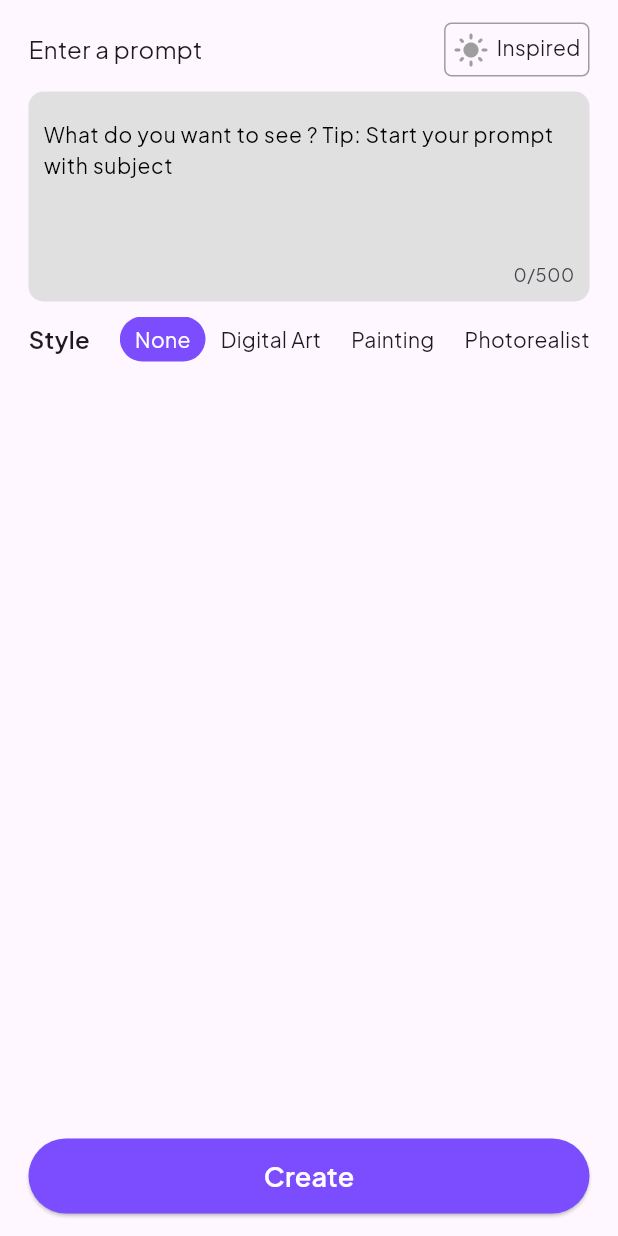
After one commit to SherazAli-67/glam-ai-app, a Flutter app: the CreateFromPromptPage screen opened directly, after a tap on "Create", on a phone screen of 412 x 824 dp. The commit adds this screen. Run offline on Flutter 3.47's test engine with Material 3 defaults, Android fonts, the phone set to English and light mode, and no system bars; our stand-ins replace cached_network_image, flutter_dotenv, flutter_svg; network calls fail; project files that could hold a hidden picture were left out.

Commit message:
Create image page created

```diff
--- a/lib/data/app_data.dart
+++ b/lib/data/app_data.dart
@@ -11,4 +11,17 @@ class AppData {
     'https://img.freepik.com/premium-photo/woman-s-face-with-sunset-forest-double-exposure_1287633-5403.jpg?ga=GA1.1.1424503138.1745387420&semt=ais_hybrid&w=740',
     'https://img.freepik.com/free-photo/digital-art-magical-fairy_23-2151589497.jpg?ga=GA1.1.1424503138.1745387420&semt=ais_hybrid&w=740'
   ];
+
+  static List<String> styles = [
+    "None",
+    "Digital Art",
+    "Painting",
+    "Photorealistic",
+    "Anime",
+    "Sketch",
+    "Cinematic",
+    "Illustration",
+    'Minimalist',
+    'Vibrant'
+  ];
 }
--- /dev/null
+++ b/lib/features/create_from_prompt_page.dart
@@ -0,0 +1,122 @@
+import 'package:flutter/material.dart';
+import 'package:glam_ai/data/app_data.dart';
+import 'package:glam_ai/res/app_colors.dart';
+import 'package:glam_ai/res/app_textstyles.dart';
+import 'package:glam_ai/service/api_service.dart';
+
+class CreateFromPromptPage extends StatefulWidget {
+  const CreateFromPromptPage({super.key});
+
+  @override
+  State<CreateFromPromptPage> createState() => _CreateFromPromptPageState();
+}
+
+class _CreateFromPromptPageState extends State<CreateFromPromptPage> {
+  int _selectedStyleIndex = 0;
+  final TextEditingController _controller = TextEditingController();
+
+  @override
+  void dispose() {
+    super.dispose();
+    _controller.dispose();
+  }
+  @override
+  Widget build(BuildContext context) {
+    return Scaffold(
+      body: SafeArea(
+        child: Padding(
+          padding: const EdgeInsets.symmetric(horizontal: 19, vertical: 15.0),
+          child: Column(
+              spacing: 10,
+              children: [
+                Row(
+              mainAxisAlignment: MainAxisAlignment.spaceBetween,
+              children: [
+                Text("Enter a prompt", style: AppTextStyles.mediumTextStyle,),
+                Container(
+                  padding: EdgeInsets.all(5),
+                  decoration: BoxDecoration(
+                    borderRadius: BorderRadius.circular(5),
+                    border: Border.all(color: Colors.grey)
+                  ),
+                  child: Row(
+                    spacing: 5,
+                    crossAxisAlignment: CrossAxisAlignment.start,
+                    children: [
+                      Icon(Icons.light_mode, color: Colors.grey,),
+                      Text("Inspired")
+                    ],
+                  ),
+                )
+              ],
+            ),
+                Container(
+                  decoration: BoxDecoration(
+                    borderRadius: BorderRadius.circular(10),
+                    color: Colors.grey[300]
+                  ),
+                  padding: EdgeInsets.all(10),
+                  child: Column(
+                    children: [
+                      TextField(
+                        decoration: InputDecoration(
+                          hintText: "What do you want to see ? Tip: Start your prompt with subject",
+                          hintStyle: AppTextStyles.regularTextStyle.copyWith(color: Colors.black),
+                          enabledBorder: InputBorder.none,
+                          focusedBorder: InputBorder.none,
+                        ),
+                        maxLines: 4,
+                        maxLength: 500,
+                        style: AppTextStyles.regularTextStyle,
+                        controller: _controller,
+                      ),
+                    ],
+                  ),
+                ),
+                SizedBox(
+                  height: 30,
+                  child: Row(
+                    spacing: 20,
+                    children: [
+                      Text("Style", style: AppTextStyles.mediumTextStyle.copyWith(fontWeight: FontWeight.w600),),
+                      Expanded(child: ListView.builder(
+                          itemCount: AppData.styles.length,
+                          scrollDirection: Axis.horizontal,
+                          itemBuilder: (ctx,index){
+                            bool isSelected = _selectedStyleIndex == index;
+                            return GestureDetector(
+                              onTap: ()=> setState(()=> _selectedStyleIndex = index),
+                              child: Container(
+                                alignment: Alignment.center,
+                                padding: EdgeInsets.symmetric(horizontal: 10, vertical: 5),
+                                decoration: BoxDecoration(
+                                  borderRadius: BorderRadius.circular(99),
+                                  color: isSelected ? AppColors.primaryColor : null
+                                ),
+                                child: Text(AppData.styles[index], style: isSelected ? AppTextStyles.regularTextStyle.copyWith(color: Colors.white) : AppTextStyles.regularTextStyle,),
+                              ),
+                            );
+                      }))
+                    ],
+                  ),
+                ),
+
+                const Spacer(),
+                SizedBox(
+                    height: 50,
+                    width: double.infinity,
+                    child: ElevatedButton(
+                        style: ElevatedButton.styleFrom(
+                          backgroundColor: AppColors.primaryColor
+                        ),
+                        onPressed: (){
+                          String prompt = _controller.text;
+                          String imageStyle = AppData.styles[_selectedStyleIndex];
+                          ApiService.createImageDescription(prompt: prompt, imageStyle: imageStyle);
+                        }, child: Text("Create", style: AppTextStyles.titleTextStyle.copyWith(color: Colors.white),)))
+          ]),
+        ),
+      ),
+    );
+  }
+}
--- a/lib/features/home_page.dart
+++ b/lib/features/home_page.dart
@@ -3,6 +3,7 @@ import 'package:flutter/material.dart';
 import 'package:flutter_staggered_grid_view/flutter_staggered_grid_view.dart';
 import 'package:flutter_svg/flutter_svg.dart';
 import 'package:glam_ai/data/app_data.dart';
+import 'package:glam_ai/features/create_from_prompt_page.dart';
 import 'package:glam_ai/res/app_colors.dart';
 import 'package:glam_ai/res/app_constants.dart';
 import 'package:glam_ai/res/app_icons.dart';
@@ -47,9 +48,9 @@ class HomePage extends StatelessWidget{
             Row(
               spacing: 45,
               children: [
-                _buildCreationTool(icon: AppIcons.icTextGeneration, title: "Text"),
-                _buildCreationTool(icon: AppIcons.icImageFilter, title: "Image"),
-                _buildCreationTool(icon: AppIcons.icVirtualTryOn, title: "Try-on"),
+                _buildCreationTool(icon: AppIcons.icTextGeneration, title: "Text", onTap: ()=> _onTextCreationTap(context)),
+                _buildCreationTool(icon: AppIcons.icImageFilter, title: "Image", onTap: ()=> _onImageCreationTap(context)),
+                _buildCreationTool(icon: AppIcons.icVirtualTryOn, title: "Try-on",  onTap: ()=> _onVirtualTryOnTap(context)),
               ],
             ),
             Text("Your recents", style: AppTextStyles.titleTextStyle,),
@@ -66,20 +67,6 @@ class HomePage extends StatelessWidget{
               },
             )
 
-            /*GridView.builder(
-                gridDelegate: SliverGridDelegateWithFixedCrossAxisCount(
-                    crossAxisCount: 2,
-                    mainAxisSpacing: 10,
-                    crossAxisSpacing: 10),
-                itemCount: AppData.aiImages.length,
-
-                itemBuilder: (ctx, index){
-                  return ClipRRect(
-                    borderRadius: BorderRadius.circular(10),
-                    child: CachedNetworkImage(imageUrl: AppData.aiImages[index], fit: BoxFit.cover,),
-                  );
-            }),*/
-
             )
           ],
         ),
@@ -87,8 +74,10 @@ class HomePage extends StatelessWidget{
     );
   }
 
-  Widget _buildCreationTool({required String icon, required String title, }) {
-    return Container(
+  Widget _buildCreationTool({required String icon, required String title, required VoidCallback onTap}) {
+    return GestureDetector(
+      onTap: onTap,
+      child: Container(
         padding: EdgeInsets.symmetric(horizontal: 20, vertical: 10),
         decoration: BoxDecoration(
           borderRadius: BorderRadius.circular(10),
@@ -103,7 +92,19 @@ class HomePage extends StatelessWidget{
               style: AppTextStyles.mediumTextStyle.copyWith(color: Colors.white),)
           ],
         ),
+      ),
     );
   }
 
+  void _onTextCreationTap(BuildContext context){
+    Navigator.of(context).push(MaterialPageRoute(builder: (ctx)=> CreateFromPromptPage()));
   }
+
+  void _onImageCreationTap(BuildContext context){
+    Navigator.of(context).push(MaterialPageRoute(builder: (ctx)=> CreateFromPromptPage()));
+  }
+
+  void _onVirtualTryOnTap(BuildContext context){
+    Navigator.of(context).push(MaterialPageRoute(builder: (ctx)=> CreateFromPromptPage()));
+  }
+}
--- a/lib/features/welcome_page.dart
+++ b/lib/features/welcome_page.dart
@@ -47,7 +47,9 @@ class WelcomePageState extends State<WelcomePage> {
         duration: Duration(seconds: seconds), curve: Curves.linear)
         .then((value) {
       direction = direction == max ? min : max;
-      animateToMaxMin(max, min, direction, seconds, scrollController);
+      if(scrollController.hasClients){
+        animateToMaxMin(max, min, direction, seconds, scrollController);
+      }
     });
   }
 
@@ -103,6 +105,9 @@ class WelcomePageState extends State<WelcomePage> {
                     ElevatedButton(
                       onPressed: (){
                         Navigator.of(context).pushAndRemoveUntil(MaterialPageRoute(builder: (ctx)=> HomePage()), (value)=> false);
+                        _scrollController1.dispose();
+                        _scrollController2.dispose();
+                        _scrollController3.dispose();
                       },
                       style: ElevatedButton.styleFrom(
                           padding: EdgeInsets.all(15),
--- a/lib/main.dart
+++ b/lib/main.dart
@@ -1,9 +1,11 @@
 import 'package:flutter/material.dart';
+import 'package:flutter_dotenv/flutter_dotenv.dart';
 import 'package:glam_ai/data/app_data.dart';
 import 'package:glam_ai/features/welcome_page.dart';
 import 'package:glam_ai/res/app_constants.dart';
 
-void main() {
+void main() async{
+  await dotenv.load(fileName: "assets/.env");
   runApp(const MyApp());
 }
 
--- /dev/null
+++ b/lib/service/api_service.dart
@@ -0,0 +1,47 @@
+import 'dart:convert';
+import 'package:flutter/cupertino.dart';
+import 'package:flutter_dotenv/flutter_dotenv.dart';
+import 'package:http/http.dart' as http;
+
+class ApiService {
+
+  static Future<void> createImageDescription({
+    required String prompt,
+    required String imageStyle,
+  }) async {
+    final String apiKey = dotenv.env['GEMINI_IMAGE_APIKEY']!;
+    final String url = 'https://generativelanguage.googleapis.com/v1beta/models/gemini-2.0-flash:generateContent?key=$apiKey';
+    final Map<String, dynamic> requestBody = {
+      "contents": [
+        {
+          "parts": [
+            {
+              "text": "Create an image description for the following prompt in a $imageStyle style: $prompt"
+            }
+          ]
+        }
+      ]
+    };
+
+    debugPrint("Prompt: $prompt\nStyle: $imageStyle");
+    try {
+      final response = await http.post(
+        Uri.parse(url),
+        headers: {
+          'Content-Type': 'application/json',
+        },
+        body: jsonEncode(requestBody),
+      );
+
+      if (response.statusCode == 200) {
+        final data = jsonDecode(response.body);
+        debugPrint('Image Description Response: $data');
+      } else {
+        debugPrint('Request failed with status: ${response.statusCode}');
+        debugPrint('Body: ${response.body}');
+      }
+    } catch (e) {
+      print('Error: $e');
+    }
+  }
+}
--- a/pubspec.yaml
+++ b/pubspec.yaml
@@ -37,6 +37,8 @@ dependencies:
   flutter_svg: ^2.1.0
   cached_network_image: ^3.4.1
   flutter_staggered_grid_view: ^0.7.0
+  flutter_dotenv: ^5.2.1
+  http: ^1.3.0
 
 dev_dependencies:
   flutter_test:
@@ -63,6 +65,7 @@ flutter:
   # To add assets to your application, add an assets section, like this:
   assets:
     - assets/icons/
+    - assets/.env
   #   - images/a_dot_ham.jpeg
 
   # An image asset can refer to one or more resolution-specific "variants", see
```
Also changed, not shown: pubspec.lock, 2 other files. Lines whose indentation alone changed are shown as unchanged.
